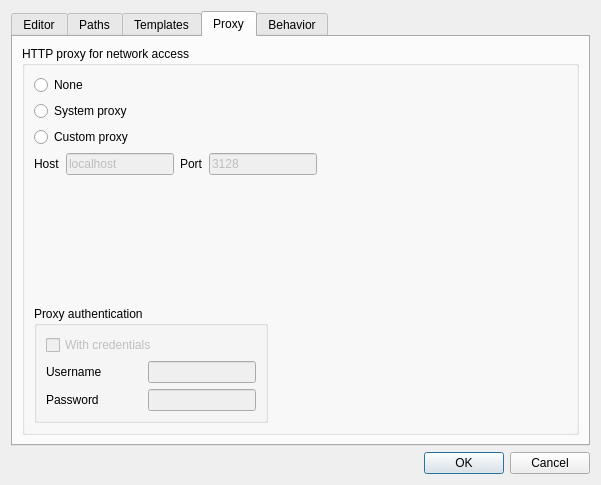
First picture: the form in refactor-ide/configwidget.ui, repository martinribelotta/embedded-ide, before the edit.
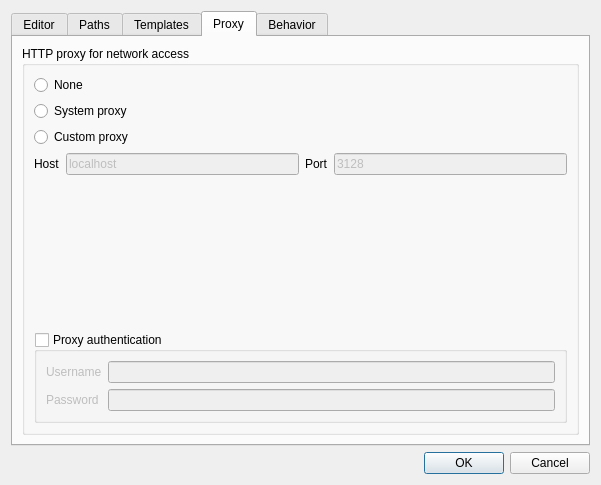
Second picture: the form after the edit. The open tabs and pages were chosen to show the change. Icons and pictures are not drawn. Custom widgets are drawn as their Qt base class.

Commit message: Add network proxy configuration (to be test)

Patch:
```diff
--- a/refactor-ide/configwidget.ui
+++ b/refactor-ide/configwidget.ui
@@ -220,8 +220,8 @@
          <property name="title">
           <string>HTTP proxy for network access</string>
          </property>
-         <layout class="QFormLayout" name="formLayout">
-          <item row="0" column="0">
+         <layout class="QVBoxLayout" name="verticalLayout_4">
+          <item>
            <layout class="QVBoxLayout" name="verticalLayout_2">
             <item>
              <widget class="QRadioButton" name="noProxy">
@@ -246,98 +246,7 @@
             </item>
            </layout>
           </item>
-          <item row="3" column="0">
-           <widget class="QGroupBox" name="groupBox">
-            <property name="title">
-             <string>Proxy authentication</string>
-            </property>
-            <layout class="QGridLayout" name="gridLayout_4">
-             <item row="0" column="0">
-              <layout class="QVBoxLayout" name="verticalLayout_3">
-               <item>
-                <widget class="QCheckBox" name="useAutentication">
-                 <property name="enabled">
-                  <bool>false</bool>
-                 </property>
-                 <property name="text">
-                  <string>With credentials</string>
-                 </property>
-                </widget>
-               </item>
-               <item>
-                <layout class="QHBoxLayout" name="horizontalLayout_2">
-                 <item>
-                  <widget class="QLabel" name="labelUsername">
-                   <property name="text">
-                    <string>Username</string>
-                   </property>
-                  </widget>
-                 </item>
-                 <item>
-                  <spacer name="horizontalSpacer">
-                   <property name="orientation">
-                    <enum>Qt::Horizontal</enum>
-                   </property>
-                   <property name="sizeHint" stdset="0">
-                    <size>
-                     <width>40</width>
-                     <height>20</height>
-                    </size>
-                   </property>
-                  </spacer>
-                 </item>
-                 <item>
-                  <widget class="QLineEdit" name="username">
-                   <property name="enabled">
-                    <bool>false</bool>
-                   </property>
-                   <property name="echoMode">
-                    <enum>QLineEdit::Normal</enum>
-                   </property>
-                  </widget>
-                 </item>
-                </layout>
-               </item>
-               <item>
-                <layout class="QHBoxLayout" name="horizontalLayout_3">
-                 <item>
-                  <widget class="QLabel" name="labelPassword">
-                   <property name="text">
-                    <string>Password</string>
-                   </property>
-                  </widget>
-                 </item>
-                 <item>
-                  <spacer name="horizontalSpacer_2">
-                   <property name="orientation">
-                    <enum>Qt::Horizontal</enum>
-                   </property>
-                   <property name="sizeHint" stdset="0">
-                    <size>
-                     <width>40</width>
-                     <height>20</height>
-                    </size>
-                   </property>
-                  </spacer>
-                 </item>
-                 <item>
-                  <widget class="QLineEdit" name="password">
-                   <property name="enabled">
-                    <bool>false</bool>
-                   </property>
-                   <property name="echoMode">
-                    <enum>QLineEdit::Password</enum>
-                   </property>
-                  </widget>
-                 </item>
-                </layout>
-               </item>
-              </layout>
-             </item>
-            </layout>
-           </widget>
-          </item>
-          <item row="1" column="0">
+          <item>
            <layout class="QHBoxLayout" name="horizontalLayout">
             <item>
              <widget class="QLabel" name="labelHost">
@@ -375,7 +284,7 @@
             </item>
            </layout>
           </item>
-          <item row="2" column="0">
+          <item>
            <spacer name="verticalSpacer_2">
             <property name="orientation">
              <enum>Qt::Vertical</enum>
@@ -388,6 +297,49 @@
             </property>
            </spacer>
           </item>
+          <item>
+           <widget class="QGroupBox" name="useAutentication">
+            <property name="title">
+             <string>Proxy authentication</string>
+            </property>
+            <property name="checkable">
+             <bool>true</bool>
+            </property>
+            <property name="checked">
+             <bool>false</bool>
+            </property>
+            <layout class="QFormLayout" name="formLayout">
+             <item row="0" column="0">
+              <widget class="QLabel" name="labelUsername">
+               <property name="text">
+                <string>Username</string>
+               </property>
+              </widget>
+             </item>
+             <item row="0" column="1">
+              <widget class="QLineEdit" name="username">
+               <property name="echoMode">
+                <enum>QLineEdit::Normal</enum>
+               </property>
+              </widget>
+             </item>
+             <item row="1" column="0">
+              <widget class="QLabel" name="labelPassword">
+               <property name="text">
+                <string>Password</string>
+               </property>
+              </widget>
+             </item>
+             <item row="1" column="1">
+              <widget class="QLineEdit" name="password">
+               <property name="echoMode">
+                <enum>QLineEdit::Password</enum>
+               </property>
+              </widget>
+             </item>
+            </layout>
+           </widget>
+          </item>
          </layout>
         </widget>
        </item>
```
Left out of the diff: 62 changed lines with no effect on the pictures. The commit also changes 4 other files.
